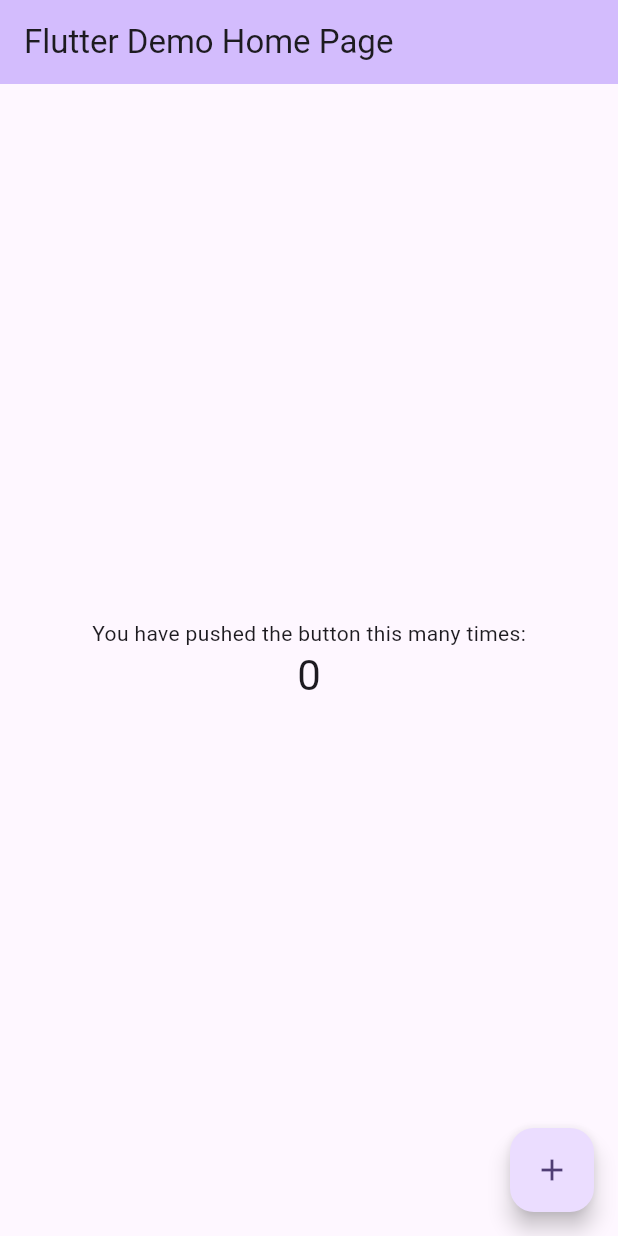
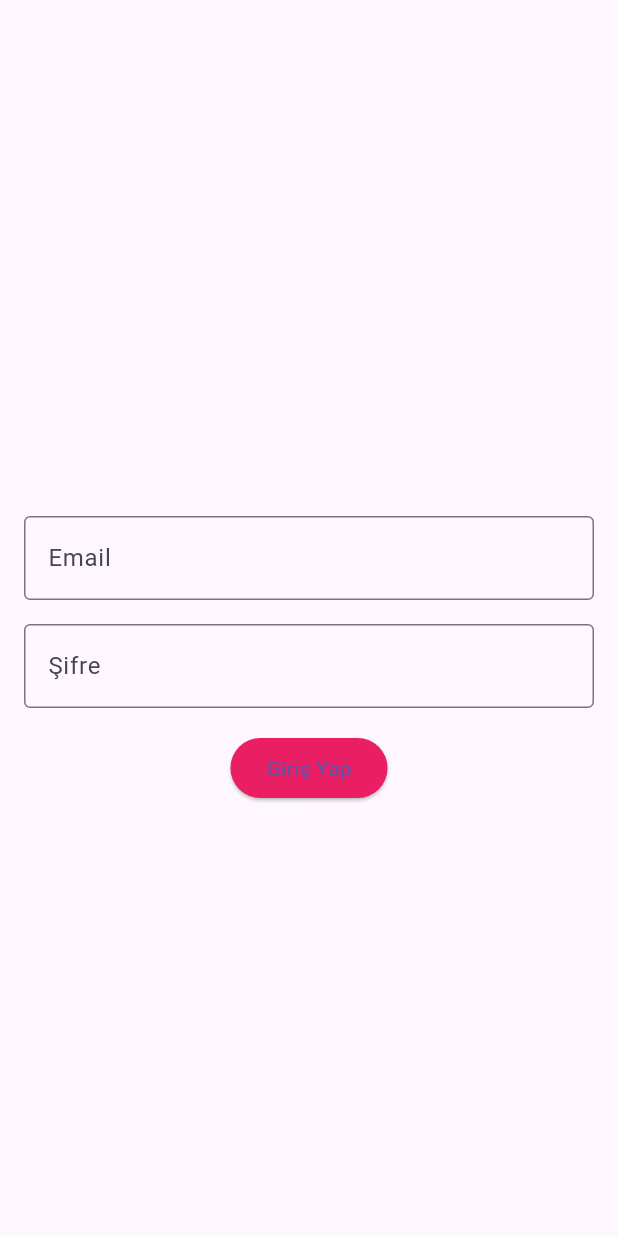
Before and after one commit to zsyon/flutter_uygulama2, a Flutter app: the screen it shows after launch, on a phone screen of 412 x 824 dp. Run offline on Flutter 3.47's test engine with Material 3 defaults, Android fonts, the phone set to English and light mode, and no system bars.

Commit message:
add TextField

```diff
--- a/lib/main.dart
+++ b/lib/main.dart
@@ -1,125 +1,65 @@
 import 'package:flutter/material.dart';
 
 void main() {
-  runApp(const MyApp());
+  runApp(MyApp());
 }
 
 class MyApp extends StatelessWidget {
-  const MyApp({super.key});
-
-  // This widget is the root of your application.
   @override
   Widget build(BuildContext context) {
     return MaterialApp(
-      title: 'Flutter Demo',
-      theme: ThemeData(
-        // This is the theme of your application.
-        //
-        // TRY THIS: Try running your application with "flutter run". You'll see
-        // the application has a purple toolbar. Then, without quitting the app,
-        // try changing the seedColor in the colorScheme below to Colors.green
-        // and then invoke "hot reload" (save your changes or press the "hot
-        // reload" button in a Flutter-supported IDE, or press "r" if you used
-        // the command line to start the app).
-        //
-        // Notice that the counter didn't reset back to zero; the application
-        // state is not lost during the reload. To reset the state, use hot
-        // restart instead.
-        //
-        // This works for code too, not just values: Most code changes can be
-        // tested with just a hot reload.
-        colorScheme: ColorScheme.fromSeed(seedColor: Colors.deepPurple),
-        useMaterial3: true,
-      ),
-      home: const MyHomePage(title: 'Flutter Demo Home Page'),
+      home: MyHomePage(),
     );
   }
 }
 
 class MyHomePage extends StatefulWidget {
-  const MyHomePage({super.key, required this.title});
-
-  // This widget is the home page of your application. It is stateful, meaning
-  // that it has a State object (defined below) that contains fields that affect
-  // how it looks.
-
-  // This class is the configuration for the state. It holds the values (in this
-  // case the title) provided by the parent (in this case the App widget) and
-  // used by the build method of the State. Fields in a Widget subclass are
-  // always marked "final".
-
-  final String title;
-
   @override
-  State<MyHomePage> createState() => _MyHomePageState();
+  _MyHomePageState createState() => _MyHomePageState();
 }
 
 class _MyHomePageState extends State<MyHomePage> {
-  int _counter = 0;
-
-  void _incrementCounter() {
-    setState(() {
-      // This call to setState tells the Flutter framework that something has
-      // changed in this State, which causes it to rerun the build method below
-      // so that the display can reflect the updated values. If we changed
-      // _counter without calling setState(), then the build method would not be
-      // called again, and so nothing would appear to happen.
-      _counter++;
-    });
-  }
+  TextEditingController _textEditingController = TextEditingController();
 
   @override
   Widget build(BuildContext context) {
-    // This method is rerun every time setState is called, for instance as done
-    // by the _incrementCounter method above.
-    //
-    // The Flutter framework has been optimized to make rerunning build methods
-    // fast, so that you can just rebuild anything that needs updating rather
-    // than having to individually change instances of widgets.
     return Scaffold(
-      appBar: AppBar(
-        // TRY THIS: Try changing the color here to a specific color (to
-        // Colors.amber, perhaps?) and trigger a hot reload to see the AppBar
-        // change color while the other colors stay the same.
-        backgroundColor: Theme.of(context).colorScheme.inversePrimary,
-        // Here we take the value from the MyHomePage object that was created by
-        // the App.build method, and use it to set our appbar title.
-        title: Text(widget.title),
-      ),
-      body: Center(
-        // Center is a layout widget. It takes a single child and positions it
-        // in the middle of the parent.
+      appBar: AppBar(),
+      body: Padding(
+        padding: const EdgeInsets.all(16.0),
         child: Column(
-          // Column is also a layout widget. It takes a list of children and
-          // arranges them vertically. By default, it sizes itself to fit its
-          // children horizontally, and tries to be as tall as its parent.
-          //
-          // Column has various properties to control how it sizes itself and
-          // how it positions its children. Here we use mainAxisAlignment to
-          // center the children vertically; the main axis here is the vertical
-          // axis because Columns are vertical (the cross axis would be
-          // horizontal).
-          //
-          // TRY THIS: Invoke "debug painting" (choose the "Toggle Debug Paint"
-          // action in the IDE, or press "p" in the console), to see the
-          // wireframe for each widget.
           mainAxisAlignment: MainAxisAlignment.center,
-          children: <Widget>[
-            const Text(
-              'You have pushed the button this many times:',
+          children: [
+            TextField(
+              controller: _textEditingController,
+              decoration: InputDecoration(
+                labelText: 'Email',
+                border: OutlineInputBorder(),
+              ),
             ),
-            Text(
-              '$_counter',
-              style: Theme.of(context).textTheme.headlineMedium,
+            SizedBox(height: 16),
+            TextField(
+              controller: _textEditingController,
+              decoration: InputDecoration(
+                labelText: 'Şifre',
+                border: OutlineInputBorder(),
+              ),
+            ),
+            SizedBox(height: 16),
+            ElevatedButton(
+              onPressed: () {
+                // TextField'dan alınan değeri kullanabilirsiniz
+                String enteredText = _textEditingController.text;
+                print('Girilen metin: $enteredText');
+              },
+              child: Text('Giriş Yap'),
+              style: ElevatedButton.styleFrom(
+                primary: Colors.pink,
+              ),
             ),
           ],
         ),
       ),
-      floatingActionButton: FloatingActionButton(
-        onPressed: _incrementCounter,
-        tooltip: 'Increment',
-        child: const Icon(Icons.add),
-      ), // This trailing comma makes auto-formatting nicer for build methods.
     );
   }
 }
```
